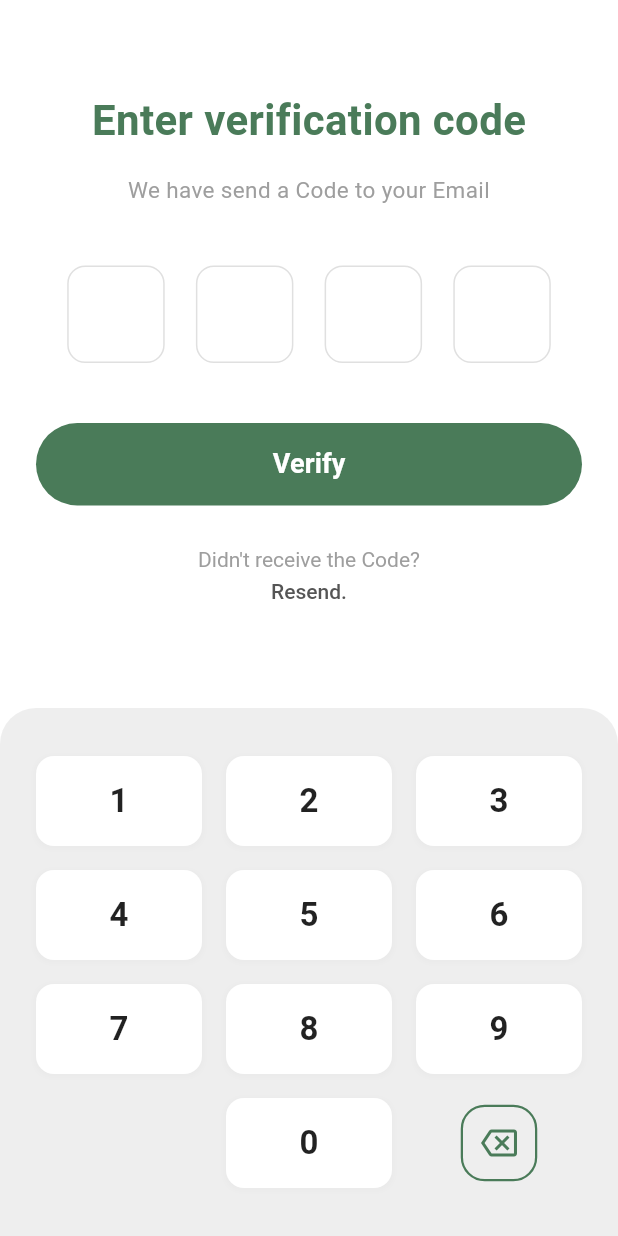
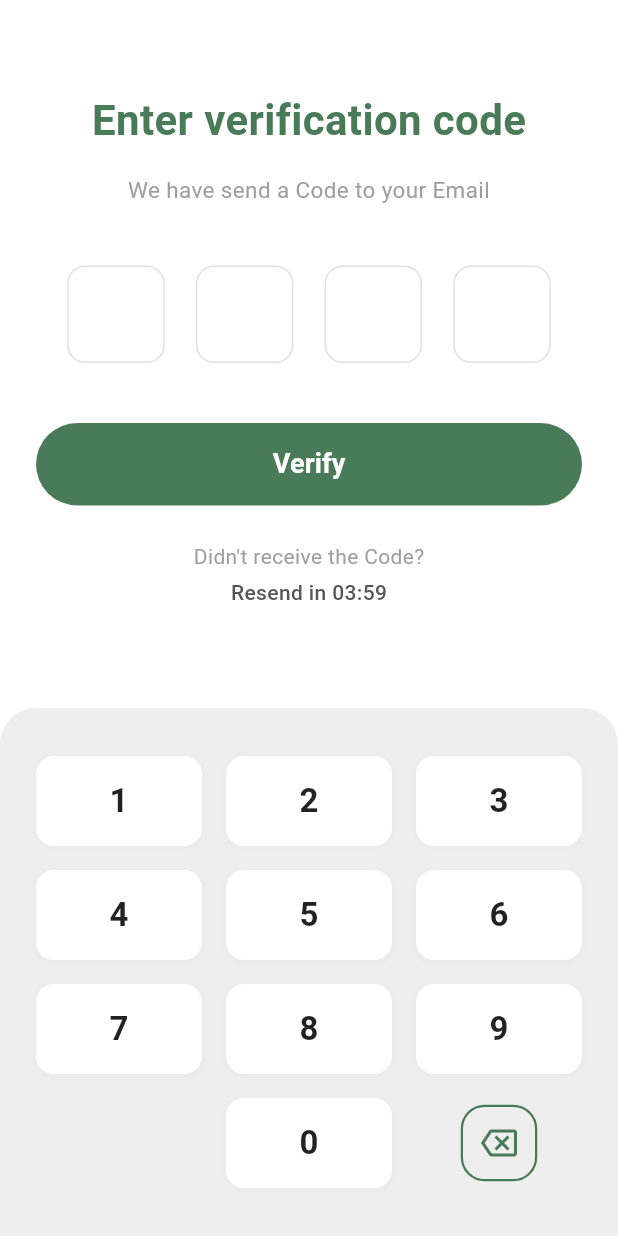
Before and after one commit to chaminipalliyaguru/EcoSense, a Flutter app: the VerifyCodeScreen screen opened directly, on a phone screen of 412 x 824 dp. Run offline on Flutter 3.47's test engine with Material 3 defaults, Android fonts, the phone set to English and light mode, and no system bars; our stand-ins replace camera, firebase_core, flutter_screenutil, google_sign_in, image_picker, permission_handler and 1 more; accounts and stored records are empty.

Commit message:
feat: implement email verification screen and configure platform-specific plugin dependencies

```diff
--- a/lib/features/verify_email/verify_code_screen.dart
+++ b/lib/features/verify_email/verify_code_screen.dart
@@ -1,3 +1,4 @@
+import 'dart:async';
 import 'package:flutter/material.dart';
 import '../login_and_signup/login_screen.dart';
 import '../forgot_password/new_password_screen.dart';
@@ -13,6 +14,47 @@ class VerifyCodeScreen extends StatefulWidget {
 class _VerifyCodeScreenState extends State<VerifyCodeScreen> {
   final Color _primaryGreen = const Color(0xFF4A7B59); // Match image green color
   String _code = "";
+  Timer? _timer;
+  int _start = 240; // 4 minutes
+
+  @override
+  void initState() {
+    super.initState();
+    startTimer();
+  }
+
+  void startTimer() {
+    setState(() {
+      _start = 240;
+    });
+    _timer?.cancel();
+    _timer = Timer.periodic(
+      const Duration(seconds: 1),
+      (Timer timer) {
+        if (_start == 0) {
+          setState(() {
+            timer.cancel();
+          });
+        } else {
+          setState(() {
+            _start--;
+          });
+        }
+      },
+    );
+  }
+
+  @override
+  void dispose() {
+    _timer?.cancel();
+    super.dispose();
+  }
+
+  String get timerText {
+    int minutes = _start ~/ 60;
+    int seconds = _start % 60;
+    return '${minutes.toString().padLeft(2, '0')}:${seconds.toString().padLeft(2, '0')}';
+  }
 
   void _onKeyPress(String value) {
     if (_code.length < 4) {
@@ -275,25 +317,31 @@ class _VerifyCodeScreenState extends State<VerifyCodeScreen> {
                     SizedBox(height: isPortrait ? 24 : 12),
 
                     // Resend text
-                    RichText(
-                      textAlign: TextAlign.center,
-                      text: const TextSpan(
-                        text: "Didn't receive the Code?\n",
-                        style: TextStyle(
-                          color: Colors.grey,
-                          fontSize: 14,
-                          height: 1.5
+                    Column(
+                      children: [
+                        const Text(
+                          "Didn't receive the Code?",
+                          style: TextStyle(
+                            color: Colors.grey,
+                            fontSize: 14,
+                          ),
                         ),
-                        children: [
-                          TextSpan(
-                            text: "Resend.",
+                        const SizedBox(height: 4),
+                        GestureDetector(
+                          onTap: _start == 0 ? () {
+                            startTimer();
+                            // TODO: Add resend API call
+                          } : null,
+                          child: Text(
+                            _start == 0 ? "Resend." : "Resend in $timerText",
                             style: TextStyle(
-                              color: Color(0xFF555555),
+                              color: _start == 0 ? _primaryGreen : const Color(0xFF555555),
                               fontWeight: FontWeight.w500,
+                              fontSize: 14,
                             ),
                           ),
-                        ],
-                      ),
+                        ),
+                      ],
                     ),
                   ],
                 ),
```
Also changed, not shown: 1 other file.
